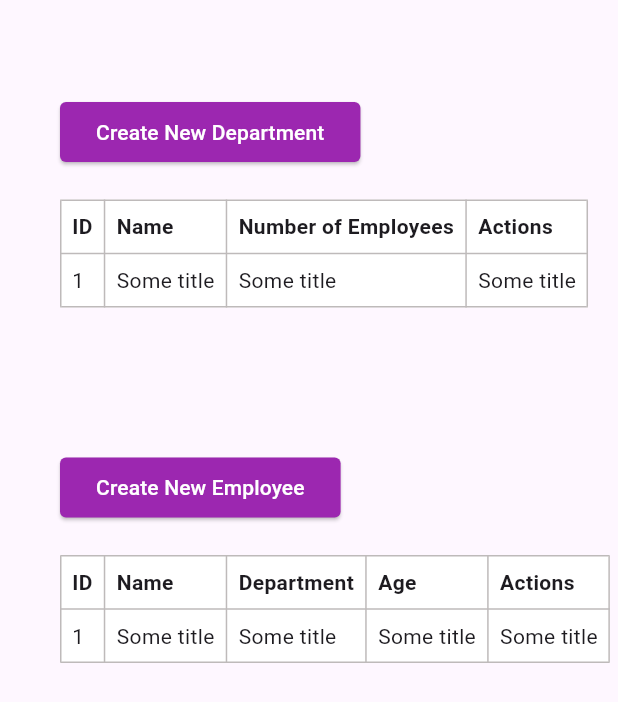
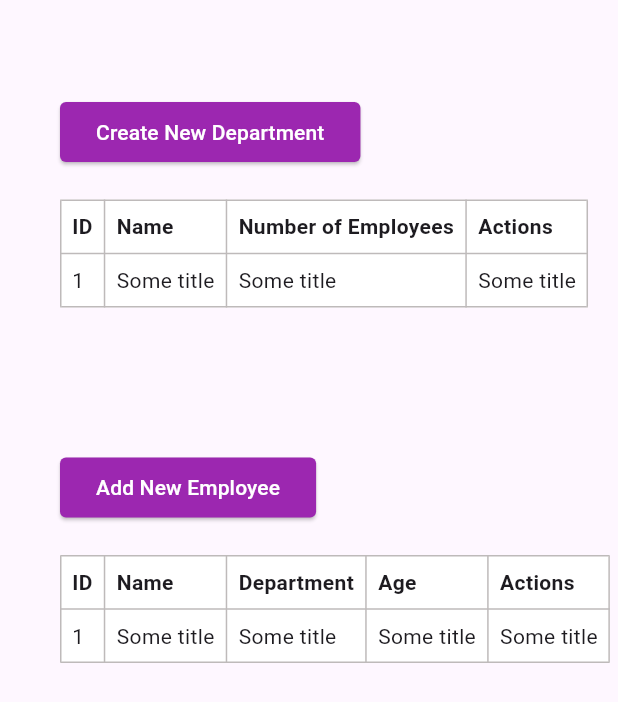
Before and after one commit to ShinanTc/flutter-assignment, a Flutter app: the screen it shows after launch, on a phone screen of 412 x 824 dp. Shown: the top 702 px of the screen. Run offline on Flutter 3.47's test engine with Material 3 defaults, Android fonts, the phone set to English and light mode, and no system bars.

Commit message:
Button name modified

```diff
--- a/lib/ui/screens/department_screen.dart
+++ b/lib/ui/screens/department_screen.dart
@@ -30,7 +30,7 @@ class DepartmentScreen extends StatelessWidget {
             alignment: Alignment.topLeft,
             child: Padding(
               padding: EdgeInsets.fromLTRB(40, 64, 0, 0),
-              child: CustomButton(text: 'Create New Employee'),
+              child: CustomButton(text: 'Add New Employee'),
             ),
           ),
           SizedBox(height: 16),
```
